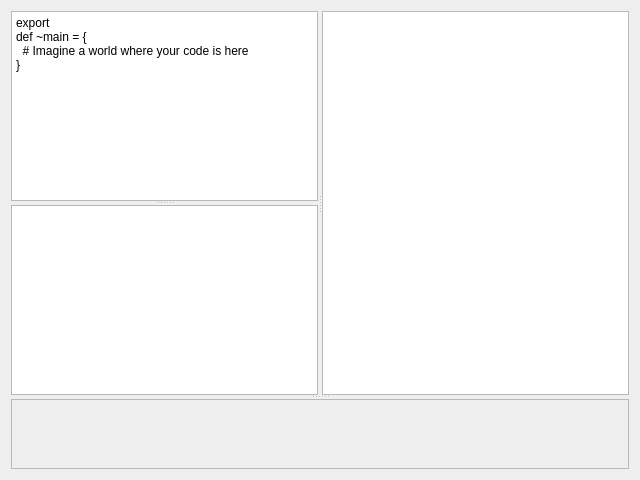
Qt form tools/ylliab/multifileview.ui (8051Enthusiast/yabo) before a commit.
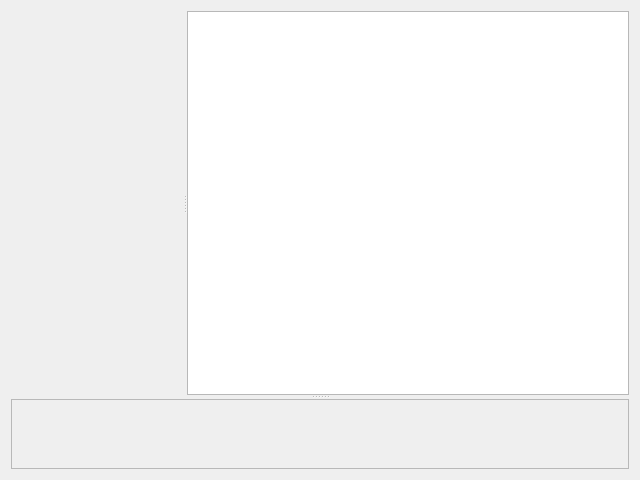
The same form after that commit. Custom widgets are drawn as their Qt base class.

Commit message: factor out compile view

Diff of the .ui file:
```diff
--- a/tools/ylliab/multifileview.ui
+++ b/tools/ylliab/multifileview.ui
@@ -23,42 +23,7 @@
       <property name="orientation">
        <enum>Qt::Orientation::Horizontal</enum>
       </property>
-      <widget class="QSplitter" name="splitter_2">
-       <property name="orientation">
-        <enum>Qt::Orientation::Vertical</enum>
-       </property>
-       <widget class="SourceEditor" name="plainTextEdit">
-        <property name="plainText">
-         <string>export
-def ~main = {
-  # Imagine a world where your code is here
-}
-</string>
-        </property>
-       </widget>
-       <widget class="CompilerErrorView" name="errorView">
-        <property name="enabled">
-         <bool>true</bool>
-        </property>
-        <property name="font">
-         <font>
-          <family>DejaVu Sans Mono</family>
-          <pointsize>12</pointsize>
-          <italic>false</italic>
-          <bold>false</bold>
-         </font>
-        </property>
-        <property name="lineWrapMode">
-         <enum>QTextEdit::LineWrapMode::NoWrap</enum>
-        </property>
-        <property name="readOnly">
-         <bool>true</bool>
-        </property>
-        <property name="textInteractionFlags">
-         <set>Qt::TextInteractionFlag::TextSelectableByMouse</set>
-        </property>
-       </widget>
-      </widget>
+      <widget class="CompileWidget" name="compileWidget"/>
       <widget class="MultiFileHexView" name="tableView"/>
      </widget>
      <widget class="QScrollArea" name="scrollArea">
@@ -90,14 +55,9 @@
  </widget>
  <customwidgets>
   <customwidget>
-   <class>CompilerErrorView</class>
-   <extends>QTextEdit</extends>
-   <header>compiler_error_view.hpp</header>
-  </customwidget>
-  <customwidget>
-   <class>SourceEditor</class>
-   <extends>QPlainTextEdit</extends>
-   <header>sourceeditor.hpp</header>
+   <class>CompileWidget</class>
+   <extends>QWidget</extends>
+   <header>compilewidget.hpp</header>
   </customwidget>
   <customwidget>
    <class>MultiFileHexView</class>
```
The commit also changes 9 other files.
